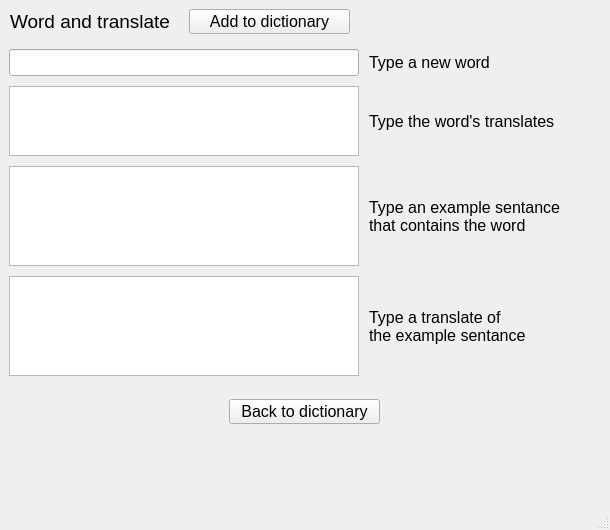
This is utils/ui/MainWindow.ui in Enot3811/eng_app_study_proj as Qt 5 draws it before an edit. The edited form follows.
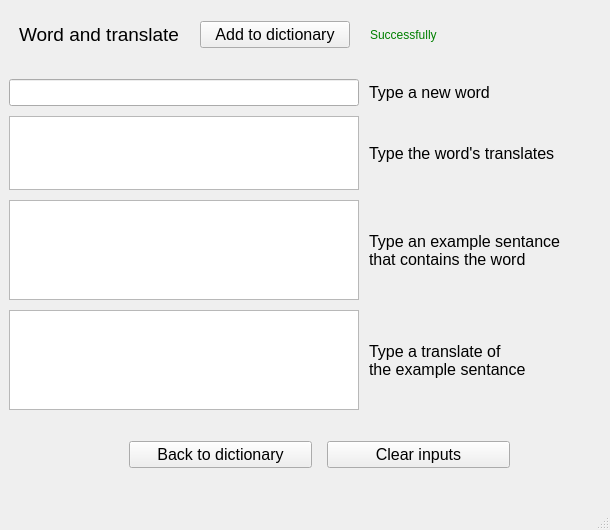
This is the edited form. The open tabs and pages were chosen to show the change.

Commit message: Implement adding new samples

The edit to the form file:
```diff
--- a/utils/ui/MainWindow.ui
+++ b/utils/ui/MainWindow.ui
@@ -258,44 +258,13 @@
      </widget>
     </widget>
     <widget class="QWidget" name="sampleAddPage">
-     <widget class="QPushButton" name="saveNewSampleButton">
-      <property name="geometry">
-       <rect>
-        <x>180</x>
-        <y>0</y>
-        <width>161</width>
-        <height>25</height>
-       </rect>
-      </property>
-      <property name="text">
-       <string>Add to dictionary</string>
-      </property>
-     </widget>
-     <widget class="QLabel" name="wordZoneTitleLabel">
-      <property name="geometry">
-       <rect>
-        <x>1</x>
-        <y>1</y>
-        <width>165</width>
-        <height>22</height>
-       </rect>
-      </property>
-      <property name="font">
-       <font>
-        <pointsize>14</pointsize>
-       </font>
-      </property>
-      <property name="text">
-       <string>Word and translate</string>
-      </property>
-     </widget>
      <widget class="QWidget" name="layoutWidget">
       <property name="geometry">
        <rect>
         <x>0</x>
-        <y>30</y>
+        <y>60</y>
         <width>591</width>
-        <height>347</height>
+        <height>351</height>
        </rect>
       </property>
       <layout class="QFormLayout" name="sampleAddAreaFormLayout">
@@ -440,18 +409,102 @@
        </item>
       </layout>
      </widget>
-     <widget class="QPushButton" name="fromAddToMainPushButton">
+     <widget class="QWidget" name="horizontalLayoutWidget">
       <property name="geometry">
        <rect>
-        <x>220</x>
-        <y>390</y>
-        <width>151</width>
-        <height>25</height>
+        <x>110</x>
+        <y>420</y>
+        <width>401</width>
+        <height>51</height>
        </rect>
       </property>
-      <property name="text">
-       <string>Back to dictionary</string>
+      <layout class="QHBoxLayout" name="AddSamplePageBottomPanelHorizontalLayout">
+       <property name="spacing">
+        <number>15</number>
+       </property>
+       <property name="leftMargin">
+        <number>10</number>
+       </property>
+       <property name="topMargin">
+        <number>5</number>
+       </property>
+       <property name="rightMargin">
+        <number>10</number>
+       </property>
+       <property name="bottomMargin">
+        <number>5</number>
+       </property>
+       <item>
+        <widget class="QPushButton" name="fromAddToMainPushButton">
+         <property name="text">
+          <string>Back to dictionary</string>
+         </property>
+        </widget>
+       </item>
+       <item>
+        <widget class="QPushButton" name="clearAddSamplePageButton">
+         <property name="text">
+          <string>Clear inputs</string>
+         </property>
+        </widget>
+       </item>
+      </layout>
+     </widget>
+     <widget class="QWidget" name="horizontalLayoutWidget_3">
+      <property name="geometry">
+       <rect>
+        <x>0</x>
+        <y>0</y>
+        <width>521</width>
+        <height>51</height>
+       </rect>
       </property>
+      <layout class="QHBoxLayout" name="sampleAddPageTopPanelHorizontalLayout">
+       <property name="spacing">
+        <number>20</number>
+       </property>
+       <property name="leftMargin">
+        <number>10</number>
+       </property>
+       <property name="topMargin">
+        <number>5</number>
+       </property>
+       <property name="rightMargin">
+        <number>10</number>
+       </property>
+       <property name="bottomMargin">
+        <number>5</number>
+       </property>
+       <item>
+        <widget class="QLabel" name="wordZoneTitleLabel">
+         <property name="font">
+          <font>
+           <pointsize>14</pointsize>
+          </font>
+         </property>
+         <property name="text">
+          <string>Word and translate</string>
+         </property>
+        </widget>
+       </item>
+       <item>
+        <widget class="QPushButton" name="saveNewSampleButton">
+         <property name="text">
+          <string>Add to dictionary</string>
+         </property>
+        </widget>
+       </item>
+       <item>
+        <widget class="QLabel" name="successful_save_label">
+         <property name="styleSheet">
+          <string notr="true">QLabel { color : green; }</string>
+         </property>
+         <property name="text">
+          <string>Successfully</string>
+         </property>
+        </widget>
+       </item>
+      </layout>
      </widget>
     </widget>
    </widget>
```
Left out of the diff: 13 changed lines with no effect on the pictures. The commit also changes 2 other files.
